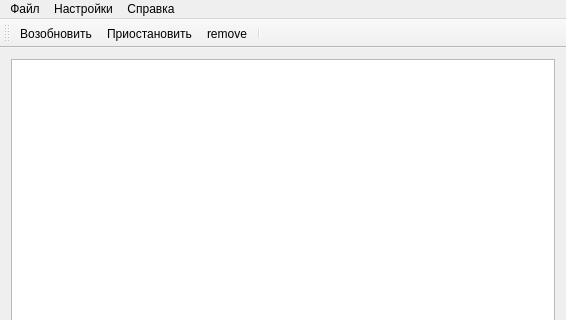
Old version of the form trunk/CuteTorrent/LTorrent/CuteTorrent.ui in the repository SuperNerd-James/cutetorrent; both pictures show x 0 to 566 and y 0 to 320 of the 566 by 659 pixel window.
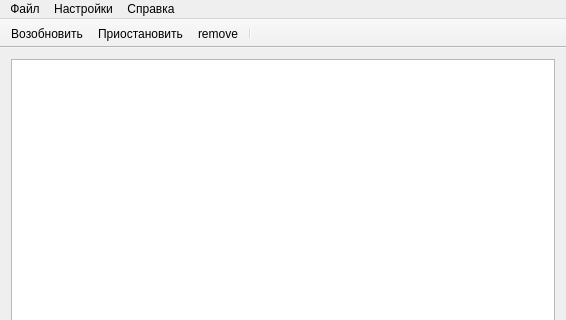
New version of the form. Icons and pictures are not drawn.

Patch:
```diff
--- a/trunk/CuteTorrent/LTorrent/CuteTorrent.ui
+++ b/trunk/CuteTorrent/LTorrent/CuteTorrent.ui
@@ -382,6 +382,12 @@
    <property name="windowTitle">
     <string>toolBar</string>
    </property>
+   <property name="movable">
+    <bool>false</bool>
+   </property>
+   <property name="floatable">
+    <bool>true</bool>
+   </property>
    <attribute name="toolBarArea">
     <enum>TopToolBarArea</enum>
    </attribute>
```
Left out of the diff: 3 changed lines with no effect on the pictures.
